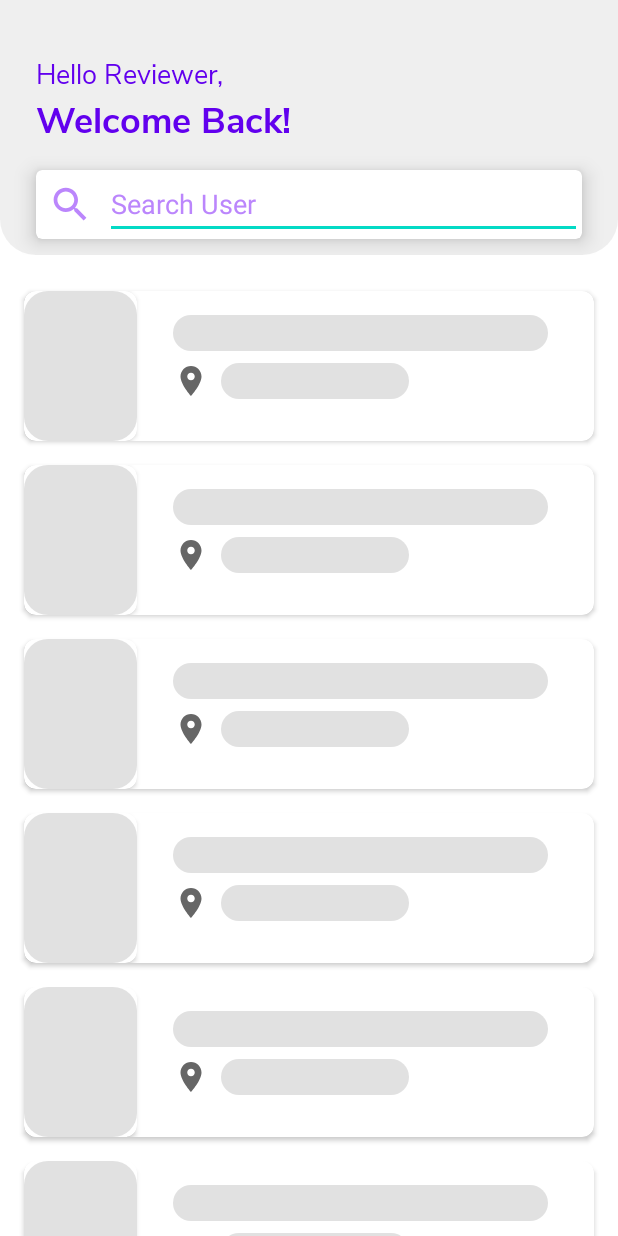
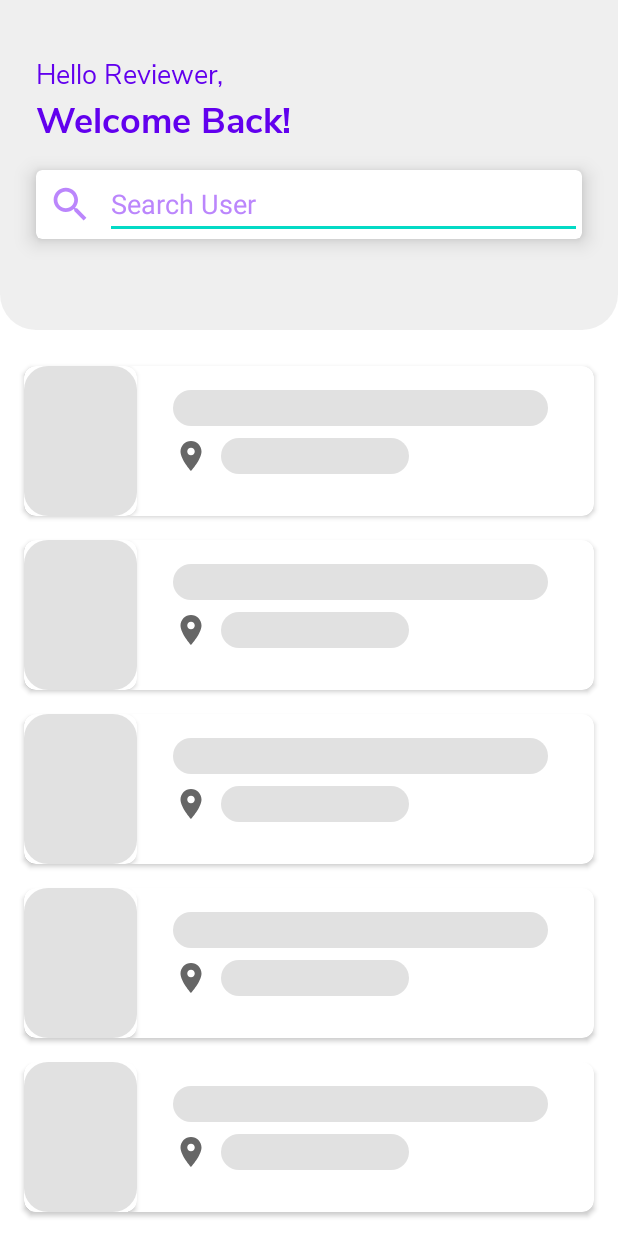
Before and after one commit to FadillahMozhaiq/Submission-Android-Fundamental, an Android app: the layout activity_main.xml on its own in the app's theme, with its tools: preview values and no code run, on a phone screen of 412 x 824 dp. Run offline under Robolectric (Android 15) with nearby library versions, the phone set to English and light mode, and no system bars.

Commit message:
Add Tab Layout

```diff
--- a/app/src/main/java/id/fadillah/fundamentalsubmission/ui/activity/main/MainActivity.kt
+++ b/app/src/main/java/id/fadillah/fundamentalsubmission/ui/activity/main/MainActivity.kt
@@ -29,6 +29,8 @@ class MainActivity : AppCompatActivity() {
             adapter = userAdapter
         }
 
+        binding.tabs.text
+
         showRecyclerView(false)
         viewModel.getAllData().observe(this, {
             userAdapter.setData(it)
--- a/app/src/main/res/layout/activity_main.xml
+++ b/app/src/main/res/layout/activity_main.xml
@@ -9,7 +9,7 @@
     <com.google.android.material.appbar.AppBarLayout
         android:id="@+id/layout_appbar"
         android:layout_width="match_parent"
-        android:layout_height="170dp"
+        android:layout_height="220dp"
         android:elevation="0dp"
         android:background="@android:color/transparent"
         android:fitsSystemWindows="true"
@@ -93,6 +93,14 @@
                             style="@style/TextInputSearch"/>
                     </LinearLayout>
                 </androidx.cardview.widget.CardView>
+
+                <com.google.android.material.tabs.TabLayout
+                    android:id="@+id/tabs"
+                    android:background="@android:color/transparent"
+                    android:layout_width="match_parent"
+                    android:layout_height="wrap_content"
+                    android:layout_marginTop="@dimen/size_16"
+                    style="@style/TabTextColor"/>
             </LinearLayout>
 
             <androidx.appcompat.widget.Toolbar
--- a/app/src/main/res/values-night/themes.xml
+++ b/app/src/main/res/values-night/themes.xml
@@ -26,4 +26,8 @@
     <style name="ImageViewHeaderTint">
         <item name="tint">@color/teal_700</item>
     </style>
+
+    <style name="TabTextColor">
+        <item name="tabTextColor">@color/teal_700</item>
+    </style>
 </resources>
--- a/app/src/main/res/values/themes.xml
+++ b/app/src/main/res/values/themes.xml
@@ -33,4 +33,8 @@
     <style name="ImageViewHeaderTint">
         <item name="tint">@color/purple_200</item>
     </style>
+
+    <style name="TabTextColor">
+        <item name="tabTextColor">@color/purple_200</item>
+    </style>
 </resources>
```
Also changed, not shown: app/src/main/res/drawable/user1.png (deleted), app/src/main/res/drawable/user10.png (deleted), app/src/main/res/drawable/user2.png (deleted), app/src/main/res/drawable/user3.png (deleted), app/src/main/res/drawable/user4.png (deleted), app/src/main/res/drawable/user5.png (deleted), app/src/main/res/drawable/user6.png (deleted), app/src/main/res/drawable/user7.png (deleted), app/src/main/res/drawable/user8.png (deleted), app/src/main/res/drawable/user9.png (deleted).
